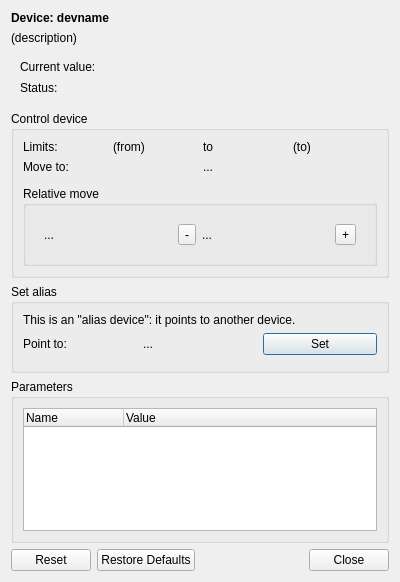
The window that nicos_ess/gui/panels/ui_files/devices_one.ui (ess-dmsc/nicos) describes before a commit, drawn with Qt 5.
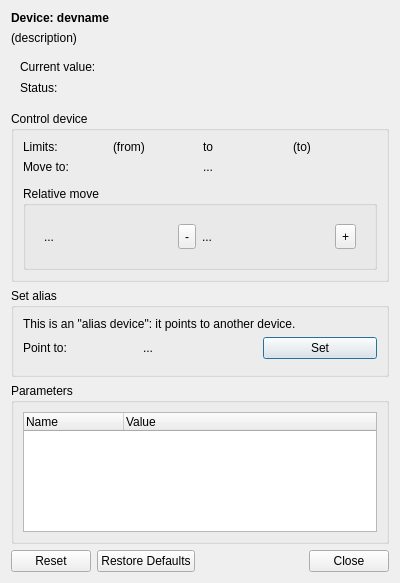
The same window after the commit. Icons and pictures are not drawn. Custom widgets are drawn as their Qt base class.

Commit message: fix(device dialog control): Fix squeezed widgets

Patch:
```diff
--- a/nicos_ess/gui/panels/ui_files/devices_one.ui
+++ b/nicos_ess/gui/panels/ui_files/devices_one.ui
@@ -7,7 +7,7 @@
     <x>0</x>
     <y>0</y>
     <width>400</width>
-    <height>582</height>
+    <height>583</height>
    </rect>
   </property>
   <property name="sizePolicy">
@@ -237,6 +237,12 @@
             </item>
             <item row="0" column="1">
              <widget class="QToolButton" name="toolButtonMinus">
+              <property name="minimumSize">
+               <size>
+                <width>0</width>
+                <height>25</height>
+               </size>
+              </property>
               <property name="text">
                <string>-</string>
               </property>
@@ -260,6 +266,12 @@
             </item>
             <item row="0" column="3">
              <widget class="QToolButton" name="toolButtonPlus">
+              <property name="minimumSize">
+               <size>
+                <width>0</width>
+                <height>25</height>
+               </size>
+              </property>
               <property name="text">
                <string>+</string>
               </property>
```
The commit also changes 1 other file.
